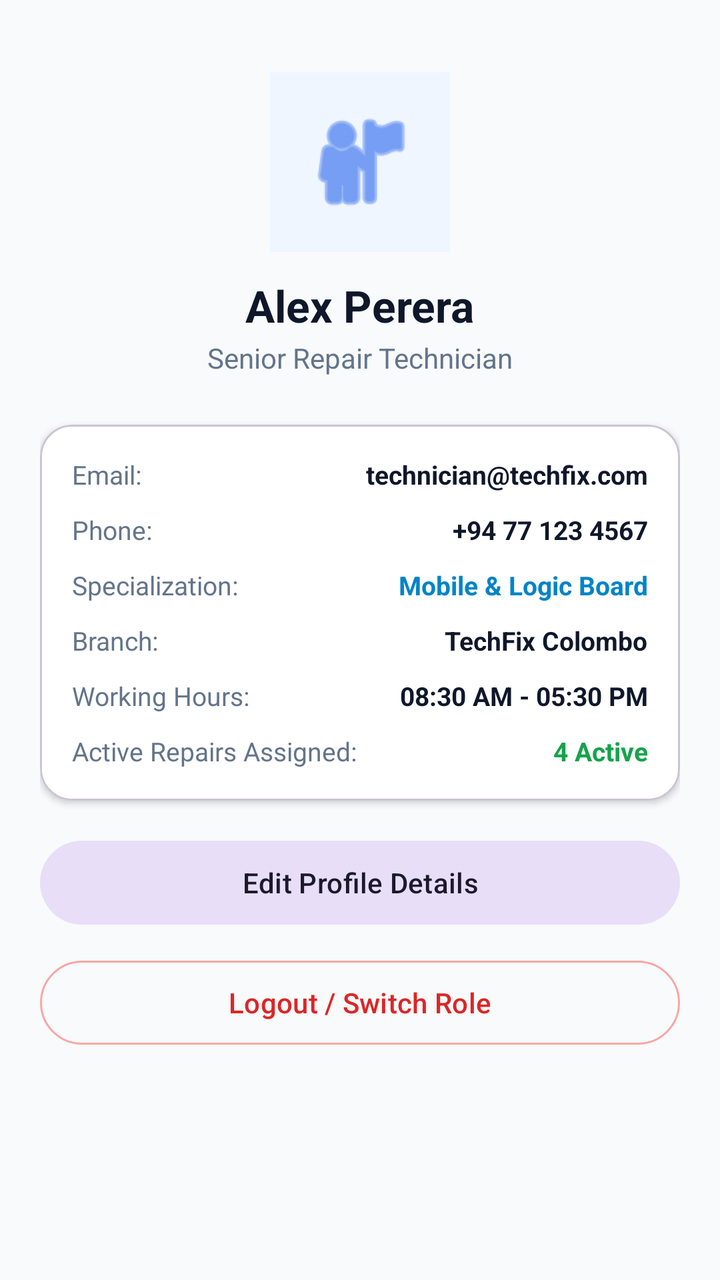
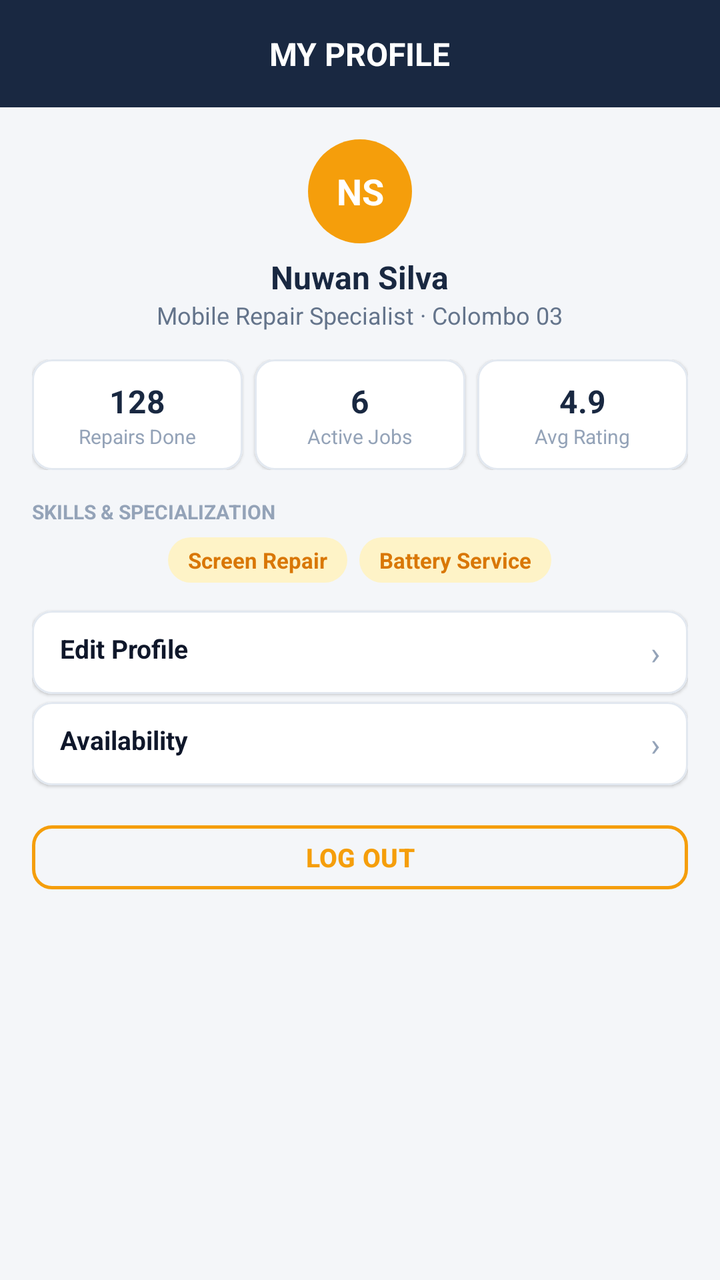

Two renders of the same Android screen: before a commit and after it. Below are the layout's source before the change and the commit's diff.
<!-- AndroidManifest.xml: application theme Theme.TechFix -->
<!-- res/layout/fragment_tech_profile.xml -->
<?xml version="1.0" encoding="utf-8"?>
<ScrollView 
    xmlns:android="http://schemas.android.com/apk/res/android"
    xmlns:app="http://schemas.android.com/apk/res-auto"
    android:layout_width="match_parent"
    android:layout_height="match_parent"
    android:fillViewport="true"
    android:background="#F8FAFC">

    <LinearLayout
        android:layout_width="match_parent"
        android:layout_height="wrap_content"
        android:orientation="vertical"
        android:padding="20dp"
        android:gravity="center_horizontal">

        <ImageView
            android:id="@+id/imgProfilePhoto"
            android:layout_width="90dp"
            android:layout_height="90dp"
            android:layout_marginTop="16dp"
            android:src="@android:drawable/ic_menu_myplaces"
            app:tint="#2563EB"
            android:background="#EFF6FF"
            android:padding="16dp" />

        <TextView
            android:id="@+id/tvProfileName"
            android:layout_width="wrap_content"
            android:layout_height="wrap_content"
            android:layout_marginTop="12dp"
            android:text="Alex Perera"
            android:textSize="22sp"
            android:textStyle="bold"
            android:textColor="#0F172A" />

        <TextView
            android:id="@+id/tvProfileRole"
            android:layout_width="wrap_content"
            android:layout_height="wrap_content"
            android:layout_marginTop="2dp"
            android:text="Senior Repair Technician"
            android:textSize="14sp"
            android:textColor="#64748B" />

        <com.google.android.material.card.MaterialCardView
            android:layout_width="match_parent"
            android:layout_height="wrap_content"
            android:layout_marginTop="24dp"
            app:cardCornerRadius="16dp"
            app:cardElevation="2dp"
            app:cardBackgroundColor="#FFFFFF">

            <LinearLayout
                android:layout_width="match_parent"
                android:layout_height="wrap_content"
                android:orientation="vertical"
                android:padding="16dp">

                <RelativeLayout
                    android:layout_width="match_parent"
                    android:layout_height="wrap_content">

                    <TextView
                        android:layout_width="wrap_content"
                        android:layout_height="wrap_content"
                        android:text="Email:"
                        android:textSize="13sp"
                        android:textColor="#64748B" />

                    <TextView
                        android:id="@+id/tvProfileEmail"
                        android:layout_width="wrap_content"
                        android:layout_height="wrap_content"
                        android:layout_alignParentEnd="true"
                        android:text="technician@techfix.com"
                        android:textSize="13sp"
                        android:textStyle="bold"
                        android:textColor="#0F172A" />
                </RelativeLayout>

                <RelativeLayout
                    android:layout_width="match_parent"
                    android:layout_height="wrap_content"
                    android:layout_marginTop="10dp">

                    <TextView
                        android:layout_width="wrap_content"
                        android:layout_height="wrap_content"
                        android:text="Phone:"
                        android:textSize="13sp"
                        android:textColor="#64748B" />

                    <TextView
                        android:id="@+id/tvProfilePhone"
                        android:layout_width="wrap_content"
                        android:layout_height="wrap_content"
                        android:layout_alignParentEnd="true"
                        android:text="+94 77 123 4567"
                        android:textSize="13sp"
                        android:textStyle="bold"
                        android:textColor="#0F172A" />
                </RelativeLayout>

                <RelativeLayout
                    android:layout_width="match_parent"
                    android:layout_height="wrap_content"
                    android:layout_marginTop="10dp">

                    <TextView
                        android:layout_width="wrap_content"
                        android:layout_height="wrap_content"
                        android:text="Specialization:"
                        android:textSize="13sp"
                        android:textColor="#64748B" />

                    <TextView
                        android:id="@+id/tvProfileSpec"
                        android:layout_width="wrap_content"
                        android:layout_height="wrap_content"
                        android:layout_alignParentEnd="true"
                        android:text="Mobile &amp; Logic Board"
                        android:textSize="13sp"
                        android:textStyle="bold"
                        android:textColor="#0284C7" />
                </RelativeLayout>

                <RelativeLayout
                    android:layout_width="match_parent"
                    android:layout_height="wrap_content"
                    android:layout_marginTop="10dp">

                    <TextView
                        android:layout_width="wrap_content"
                        android:layout_height="wrap_content"
                        android:text="Branch:"
                        android:textSize="13sp"
                        android:textColor="#64748B" />

                    <TextView
                        android:id="@+id/tvProfileBranch"
                        android:layout_width="wrap_content"
                        android:layout_height="wrap_content"
                        android:layout_alignParentEnd="true"
                        android:text="TechFix Colombo"
                        android:textSize="13sp"
                        android:textStyle="bold"
                        android:textColor="#0F172A" />
                </RelativeLayout>

                <RelativeLayout
                    android:layout_width="match_parent"
                    android:layout_height="wrap_content"
                    android:layout_marginTop="10dp">

                    <TextView
                        android:layout_width="wrap_content"
                        android:layout_height="wrap_content"
                        android:text="Working Hours:"
                        android:textSize="13sp"
                        android:textColor="#64748B" />

                    <TextView
                        android:id="@+id/tvProfileHours"
                        android:layout_width="wrap_content"
                        android:layout_height="wrap_content"
                        android:layout_alignParentEnd="true"
                        android:text="08:30 AM - 05:30 PM"
                        android:textSize="13sp"
                        android:textStyle="bold"
                        android:textColor="#0F172A" />
                </RelativeLayout>

                <RelativeLayout
                    android:layout_width="match_parent"
                    android:layout_height="wrap_content"
                    android:layout_marginTop="10dp">

                    <TextView
                        android:layout_width="wrap_content"
                        android:layout_height="wrap_content"
                        android:text="Active Repairs Assigned:"
                        android:textSize="13sp"
                        android:textColor="#64748B" />

                    <TextView
                        android:id="@+id/tvProfileActiveRepairs"
                        android:layout_width="wrap_content"
                        android:layout_height="wrap_content"
                        android:layout_alignParentEnd="true"
                        android:text="4 Active"
                        android:textSize="13sp"
                        android:textStyle="bold"
                        android:textColor="#16A34A" />
                </RelativeLayout>

            </LinearLayout>
        </com.google.android.material.card.MaterialCardView>

        <com.google.android.material.button.MaterialButton
            android:id="@+id/btnEditProfile"
            style="@style/Widget.Material3.Button.TonalButton"
            android:layout_width="match_parent"
            android:layout_height="50dp"
            android:layout_marginTop="16dp"
            android:text="Edit Profile Details"
            android:textSize="14sp" />

        <com.google.android.material.button.MaterialButton
            android:id="@+id/btnLogoutTech"
            style="@style/Widget.Material3.Button.OutlinedButton"
            android:layout_width="match_parent"
            android:layout_height="50dp"
            android:layout_marginTop="10dp"
            android:text="Logout / Switch Role"
            android:textColor="#DC2626"
            app:strokeColor="#FCA5A5" />

    </LinearLayout>

</ScrollView>
<!-- resources referenced by this layout -->
<resources>
  <style name="Theme.TechFix" parent="Base.Theme.TechFix" />
  <style name="Base.Theme.TechFix" parent="Theme.Material3.DayNight.NoActionBar">
          
          
      </style>
</resources>

<!-- the commit's change to res/layout/fragment_tech_profile.xml (unified diff, before → after) -->
@@ -1,221 +1,324 @@
 <?xml version="1.0" encoding="utf-8"?>
-<ScrollView 
+<LinearLayout 
     xmlns:android="http://schemas.android.com/apk/res/android"
     xmlns:app="http://schemas.android.com/apk/res-auto"
     android:layout_width="match_parent"
     android:layout_height="match_parent"
-    android:fillViewport="true"
-    android:background="#F8FAFC">
-
-    <LinearLayout
+    android:orientation="vertical"
+    android:background="@color/bg_app">
+
+    
+    <RelativeLayout
         android:layout_width="match_parent"
         android:layout_height="wrap_content"
-        android:orientation="vertical"
-        android:padding="20dp"
-        android:gravity="center_horizontal">
-
-        <ImageView
-            android:id="@+id/imgProfilePhoto"
-            android:layout_width="90dp"
-            android:layout_height="90dp"
-            android:layout_marginTop="16dp"
-            android:src="@android:drawable/ic_menu_myplaces"
-            app:tint="#2563EB"
-            android:background="#EFF6FF"
-            android:padding="16dp" />
+        android:background="@color/navy_header"
+        android:paddingHorizontal="16dp"
+        android:paddingTop="18dp"
+        android:paddingBottom="14dp">
 
         <TextView
-            android:id="@+id/tvProfileName"
             android:layout_width="wrap_content"
             android:layout_height="wrap_content"
-            android:layout_marginTop="12dp"
-            android:text="Alex Perera"
-            android:textSize="22sp"
+            android:layout_centerInParent="true"
+            android:text="MY PROFILE"
+            android:textSize="16sp"
             android:textStyle="bold"
-            android:textColor="#0F172A" />
-
-        <TextView
-            android:id="@+id/tvProfileRole"
-            android:layout_width="wrap_content"
-            android:layout_height="wrap_content"
-            android:layout_marginTop="2dp"
-            android:text="Senior Repair Technician"
-            android:textSize="14sp"
-            android:textColor="#64748B" />
-
-        <com.google.android.material.card.MaterialCardView
+            android:textColor="@color/white" />
+    </RelativeLayout>
+
+    <ScrollView
+        android:layout_width="match_parent"
+        android:layout_height="0dp"
+        android:layout_weight="1">
+
+        <LinearLayout
             android:layout_width="match_parent"
             android:layout_height="wrap_content"
-            android:layout_marginTop="24dp"
-            app:cardCornerRadius="16dp"
-            app:cardElevation="2dp"
-            app:cardBackgroundColor="#FFFFFF">
-
+            android:orientation="vertical"
+            android:padding="16dp"
+            android:gravity="center_horizontal">
+
+            
+            <TextView
+                android:id="@+id/tvAvatarProfile"
+                android:layout_width="52dp"
+                android:layout_height="52dp"
+                android:background="@drawable/bg_avatar_amber"
+                android:gravity="center"
+                android:text="NS"
+                android:textColor="@color/white"
+                android:textSize="18sp"
+                android:textStyle="bold" />
+
+            <TextView
+                android:id="@+id/tvProfileName"
+                android:layout_width="wrap_content"
+                android:layout_height="wrap_content"
+                android:layout_marginTop="6dp"
+                android:text="Nuwan Silva"
+                android:textSize="16sp"
+                android:textStyle="bold"
+                android:textColor="@color/navy_header" />
+
+            <TextView
+                android:id="@+id/tvProfileRole"
+                android:layout_width="wrap_content"
+                android:layout_height="wrap_content"
+                android:text="Mobile Repair Specialist · Colombo 03"
+                android:textSize="12sp"
+                android:textColor="@color/text_secondary" />
+
+            
+            <TextView android:id="@+id/tvProfileEmail" android:layout_width="wrap_content" android:layout_height="wrap_content" android:visibility="gone" />
+            <TextView android:id="@+id/tvProfilePhone" android:layout_width="wrap_content" android:layout_height="wrap_content" android:visibility="gone" />
+            <TextView android:id="@+id/tvProfileSpec" android:layout_width="wrap_content" android:layout_height="wrap_content" android:visibility="gone" />
+            <TextView android:id="@+id/tvProfileBranch" android:layout_width="wrap_content" android:layout_height="wrap_content" android:visibility="gone" />
+            <TextView android:id="@+id/tvProfileHours" android:layout_width="wrap_content" android:layout_height="wrap_content" android:visibility="gone" />
+
+            
             <LinearLayout
                 android:layout_width="match_parent"
                 android:layout_height="wrap_content"
-                android:orientation="vertical"
-                android:padding="16dp">
+                android:orientation="horizontal"
+                android:layout_marginTop="14dp">
+
+                <com.google.android.material.card.MaterialCardView
+                    android:layout_width="0dp"
+                    android:layout_height="wrap_content"
+                    android:layout_weight="1"
+                    android:layout_marginEnd="4dp"
+                    app:cardCornerRadius="10dp"
+                    app:cardElevation="1dp"
+                    app:strokeColor="@color/divider_color"
+                    app:strokeWidth="1dp"
+                    app:cardBackgroundColor="@color/card_bg">
+
+                    <LinearLayout
+                        android:layout_width="match_parent"
+                        android:layout_height="wrap_content"
+                        android:orientation="vertical"
+                        android:paddingVertical="10dp"
+                        android:gravity="center">
+
+                        <TextView
+                            android:layout_width="wrap_content"
+                            android:layout_height="wrap_content"
+                            android:text="128"
+                            android:textSize="16sp"
+                            android:textStyle="bold"
+                            android:textColor="@color/navy_header" />
+
+                        <TextView
+                            android:layout_width="wrap_content"
+                            android:layout_height="wrap_content"
+                            android:text="Repairs Done"
+                            android:textSize="10sp"
+                            android:textColor="@color/text_muted" />
+                    </LinearLayout>
+                </com.google.android.material.card.MaterialCardView>
+
+                <com.google.android.material.card.MaterialCardView
+                    android:layout_width="0dp"
+                    android:layout_height="wrap_content"
+                    android:layout_weight="1"
+                    android:layout_marginHorizontal="2dp"
+                    app:cardCornerRadius="10dp"
+                    app:cardElevation="1dp"
+                    app:strokeColor="@color/divider_color"
+                    app:strokeWidth="1dp"
+                    app:cardBackgroundColor="@color/card_bg">
+
+                    <LinearLayout
+                        android:layout_width="match_parent"
+                        android:layout_height="wrap_content"
+                        android:orientation="vertical"
+                        android:paddingVertical="10dp"
+                        android:gravity="center">
+
+                        <TextView
+                            android:id="@+id/tvProfileActiveRepairs"
+                            android:layout_width="wrap_content"
+                            android:layout_height="wrap_content"
+                            android:text="6"
+                            android:textSize="16sp"
+                            android:textStyle="bold"
+                            android:textColor="@color/navy_header" />
+
+                        <TextView
+                            android:layout_width="wrap_content"
+                            android:layout_height="wrap_content"
+                            android:text="Active Jobs"
+                            android:textSize="10sp"
+                            android:textColor="@color/text_muted" />
+                    </LinearLayout>
+                </com.google.android.material.card.MaterialCardView>
+
+                <com.google.android.material.card.MaterialCardView
+                    android:layout_width="0dp"
+                    android:layout_height="wrap_content"
+                    android:layout_weight="1"
+                    android:layout_marginStart="4dp"
+                    app:cardCornerRadius="10dp"
+                    app:cardElevation="1dp"
+                    app:strokeColor="@color/divider_color"
+                    app:strokeWidth="1dp"
+                    app:cardBackgroundColor="@color/card_bg">
+
+                    <LinearLayout
+                        android:layout_width="match_parent"
+                        android:layout_height="wrap_content"
+                        android:orientation="vertical"
+                        android:paddingVertical="10dp"
+                        android:gravity="center">
+
+                        <TextView
+                            android:layout_width="wrap_content"
+                            android:layout_height="wrap_content"
+                            android:text="4.9"
+                            android:textSize="16sp"
+                            android:textStyle="bold"
+                            android:textColor="@color/navy_header" />
+
+                        <TextView
+                            android:layout_width="wrap_content"
+                            android:layout_height="wrap_content"
+                            android:text="Avg Rating"
+                            android:textSize="10sp"
+                            android:textColor="@color/text_muted" />
+                    </LinearLayout>
+                </com.google.android.material.card.MaterialCardView>
+
+            </LinearLayout>
+
+            
+            <TextView
+                android:layout_width="match_parent"
+                android:layout_height="wrap_content"
+                android:layout_marginTop="14dp"
+                android:layout_marginBottom="6dp"
+                android:text="SKILLS &amp; SPECIALIZATION"
+                android:textSize="10sp"
+                android:textStyle="bold"
+                android:textColor="@color/text_muted" />
+
+            <LinearLayout
+                android:layout_width="match_parent"
+                android:layout_height="wrap_content"
+                android:orientation="horizontal"
+                android:gravity="center">
+
+                <TextView
+                    android:layout_width="wrap_content"
+                    android:layout_height="wrap_content"
+                    android:background="@drawable/bg_badge_amber"
+                    android:text="Screen Repair"
+                    android:textColor="@color/badge_amber_text"
+                    android:textSize="11sp"
+                    android:textStyle="bold"
+                    android:paddingHorizontal="10dp"
+                    android:paddingVertical="4dp"
+                    android:layout_marginEnd="6dp" />
+
+                <TextView
+                    android:layout_width="wrap_content"
+                    android:layout_height="wrap_content"
+                    android:background="@drawable/bg_badge_amber"
+                    android:text="Battery Service"
+                    android:textColor="@color/badge_amber_text"
+                    android:textSize="11sp"
+                    android:textStyle="bold"
+                    android:paddingHorizontal="10dp"
+                    android:paddingVertical="4dp" />
+            </LinearLayout>
+
+            
+            <com.google.android.material.card.MaterialCardView
+                android:id="@+id/btnEditProfile"
+                android:layout_width="match_parent"
+                android:layout_height="wrap_content"
+                android:layout_marginTop="14dp"
+                android:layout_marginBottom="4dp"
+                app:cardCornerRadius="10dp"
+                app:cardElevation="1dp"
+                app:strokeColor="@color/divider_color"
+                app:strokeWidth="1dp"
+                app:cardBackgroundColor="@color/card_bg">
 
                 <RelativeLayout
                     android:layout_width="match_parent"
-                    android:layout_height="wrap_content">
+                    android:layout_height="wrap_content"
+                    android:paddingHorizontal="14dp"
+                    android:paddingVertical="10dp">
 
                     <TextView
                         android:layout_width="wrap_content"
                         android:layout_height="wrap_content"
-                        android:text="Email:"
-                        android:textSize="13sp"
-                        android:textColor="#64748B" />
-
-                    <TextView
-                        android:id="@+id/tvProfileEmail"
-                        android:layout_width="wrap_content"
-                        android:layout_height="wrap_content"
-                        android:layout_alignParentEnd="true"
-                        android:text="technician@techfix.com"
+                        android:text="Edit Profile"
                         android:textSize="13sp"
                         android:textStyle="bold"
-                        android:textColor="#0F172A" />
+                        android:textColor="@color/text_primary" />
+
+                    <TextView
+                        android:layout_width="wrap_content"
+                        android:layout_height="wrap_content"
+                        android:layout_alignParentEnd="true"
+                        android:text="›"
+                        android:textSize="16sp"
+                        android:textColor="@color/text_muted" />
                 </RelativeLayout>
+            </com.google.android.material.card.MaterialCardView>
+
+            <com.google.android.material.card.MaterialCardView
+                android:layout_width="match_parent"
+                android:layout_height="wrap_content"
+                android:layout_marginBottom="4dp"
+                app:cardCornerRadius="10dp"
+                app:cardElevation="1dp"
+                app:strokeColor="@color/divider_color"
+                app:strokeWidth="1dp"
+                app:cardBackgroundColor="@color/card_bg">
 
                 <RelativeLayout
                     android:layout_width="match_parent"
                     android:layout_height="wrap_content"
-                    android:layout_marginTop="10dp">
+                    android:paddingHorizontal="14dp"
+                    android:paddingVertical="10dp">
 
                     <TextView
                         android:layout_width="wrap_content"
                         android:layout_height="wrap_content"
-                        android:text="Phone:"
-                        android:textSize="13sp"
-                        android:textColor="#64748B" />
-
-                    <TextView
-                        android:id="@+id/tvProfilePhone"
-                        android:layout_width="wrap_content"
-                        android:layout_height="wrap_content"
-                        android:layout_alignParentEnd="true"
-                        android:text="+94 77 123 4567"
+                        android:text="Availability"
                         android:textSize="13sp"
                         android:textStyle="bold"
-                        android:textColor="#0F172A" />
-                </RelativeLayout>
-
-                <RelativeLayout
-                    android:layout_width="match_parent"
-                    android:layout_height="wrap_content"
-                    android:layout_marginTop="10dp">
+                        android:textColor="@color/text_primary" />
 
                     <TextView
                         android:layout_width="wrap_content"
                         android:layout_height="wrap_content"
-                        android:text="Specialization:"
-                        android:textSize="13sp"
-                        android:textColor="#64748B" />
-
-                    <TextView
-                        android:id="@+id/tvProfileSpec"
-                        android:layout_width="wrap_content"
-                        android:layout_height="wrap_content"
                         android:layout_alignParentEnd="true"
-                        android:text="Mobile &amp; Logic Board"
-                        android:textSize="13sp"
-                        android:textStyle="bold"
-                        android:textColor="#0284C7" />
+                        android:text="›"
+                        android:textSize="16sp"
+                        android:textColor="@color/text_muted" />
                 </RelativeLayout>
-
-                <RelativeLayout
-                    android:layout_width="match_parent"
-                    android:layout_height="wrap_content"
-                    android:layout_marginTop="10dp">
-
-                    <TextView
-                        android:layout_width="wrap_content"
-                        android:layout_height="wrap_content"
-                        android:text="Branch:"
-                        android:textSize="13sp"
-                        android:textColor="#64748B" />
-
-                    <TextView
-                        android:id="@+id/tvProfileBranch"
-                        android:layout_width="wrap_content"
-                        android:layout_height="wrap_content"
-                        android:layout_alignParentEnd="true"
-                        android:text="TechFix Colombo"
-                        android:textSize="13sp"
-                        android:textStyle="bold"
-                        android:textColor="#0F172A" />
-                </RelativeLayout>
-
-                <RelativeLayout
-                    android:layout_width="match_parent"
-                    android:layout_height="wrap_content"
-                    android:layout_marginTop="10dp">
-
-                    <TextView
-                        android:layout_width="wrap_content"
-                        android:layout_height="wrap_content"
-                        android:text="Working Hours:"
-                        android:textSize="13sp"
-                        android:textColor="#64748B" />
-
-                    <TextView
-                        android:id="@+id/tvProfileHours"
-                        android:layout_width="wrap_content"
-                        android:layout_height="wrap_content"
-                        android:layout_alignParentEnd="true"
-                        android:text="08:30 AM - 05:30 PM"
-                        android:textSize="13sp"
-                        android:textStyle="bold"
-                        android:textColor="#0F172A" />
-                </RelativeLayout>
-
-                <RelativeLayout
-                    android:layout_width="match_parent"
-                    android:layout_height="wrap_content"
-                    android:layout_marginTop="10dp">
-
-                    <TextView
-                        android:layout_width="wrap_content"
-                        android:layout_height="wrap_content"
-                        android:text="Active Repairs Assigned:"
-                        android:textSize="13sp"
-                        android:textColor="#64748B" />
-
-                    <TextView
-                        android:id="@+id/tvProfileActiveRepairs"
-                        android:layout_width="wrap_content"
-                        android:layout_height="wrap_content"
-                        android:layout_alignParentEnd="true"
-                        android:text="4 Active"
-                        android:textSize="13sp"
-                        android:textStyle="bold"
-                        android:textColor="#16A34A" />
-                </RelativeLayout>
-
-            </LinearLayout>
-        </com.google.android.material.card.MaterialCardView>
-
-        <com.google.android.material.button.MaterialButton
-            android:id="@+id/btnEditProfile"
-            style="@style/Widget.Material3.Button.TonalButton"
-            android:layout_width="match_parent"
-            android:layout_height="50dp"
-            android:layout_marginTop="16dp"
-            android:text="Edit Profile Details"
-            android:textSize="14sp" />
-
-        <com.google.android.material.button.MaterialButton
-            android:id="@+id/btnLogoutTech"
-            style="@style/Widget.Material3.Button.OutlinedButton"
-            android:layout_width="match_parent"
-            android:layout_height="50dp"
-            android:layout_marginTop="10dp"
-            android:text="Logout / Switch Role"
-            android:textColor="#DC2626"
-            app:strokeColor="#FCA5A5" />
-
-    </LinearLayout>
-
-</ScrollView>
+            </com.google.android.material.card.MaterialCardView>
+
+            
+            <com.google.android.material.button.MaterialButton
+                android:id="@+id/btnLogoutTech"
+                style="@style/Widget.Material3.Button.OutlinedButton"
+                android:layout_width="match_parent"
+                android:layout_height="40dp"
+                android:layout_marginTop="12dp"
+                android:layout_marginBottom="16dp"
+                android:text="LOG OUT"
+                android:textSize="13sp"
+                android:textStyle="bold"
+                android:textColor="@color/accent_amber"
+                app:strokeColor="@color/accent_amber"
+                app:strokeWidth="1.5dp"
+                app:cornerRadius="10dp" />
+
+        </LinearLayout>
+    </ScrollView>
+
+</LinearLayout>
<!-- resource entries referenced after the edit -->
@@ -1,9 +1,38 @@
 <!-- resources referenced by this layout -->
 <resources>
+  <color name="accent_amber">#F59E0B</color>
+  <color name="badge_amber_text">#D97706</color>
+  <color name="bg_app">#F4F6F9</color>
+  <color name="card_bg">#FFFFFF</color>
+  <color name="divider_color">#E2E8F0</color>
+  <color name="navy_header">#192841</color>
+  <color name="text_muted">#94A3B8</color>
+  <color name="text_primary">#0F172A</color>
+  <color name="text_secondary">#64748B</color>
+  <color name="white">#FFFFFFFF</color>
+  <!-- drawable bg_avatar_amber (drawable) -->
+  <?xml version="1.0" encoding="utf-8"?>
+  <shape xmlns:android="http://schemas.android.com/apk/res/android"
+      android:shape="oval">
+      <solid android:color="@color/accent_amber" />
+  </shape>
+  <!-- drawable bg_badge_amber (drawable) -->
+  <?xml version="1.0" encoding="utf-8"?>
+  <shape xmlns:android="http://schemas.android.com/apk/res/android"
+      android:shape="rectangle">
+      <solid android:color="@color/badge_amber_bg" />
+      <corners android:radius="16dp" />
+  </shape>
   <style name="Theme.TechFix" parent="Base.Theme.TechFix" />
+  <color name="badge_amber_bg">#FEF3C7</color>
   <style name="Base.Theme.TechFix" parent="Theme.Material3.DayNight.NoActionBar">
           
-          
+          <item name="colorPrimary">@color/accent_amber</item>
+          <item name="colorOnPrimary">@color/white</item>
+          <item name="colorPrimaryContainer">@color/navy_header</item>
+          <item name="colorOnPrimaryContainer">@color/white</item>
+          <item name="android:windowBackground">@color/bg_app</item>
+          <item name="android:statusBarColor">@color/navy_header</item>
       </style>
 </resources>
 
